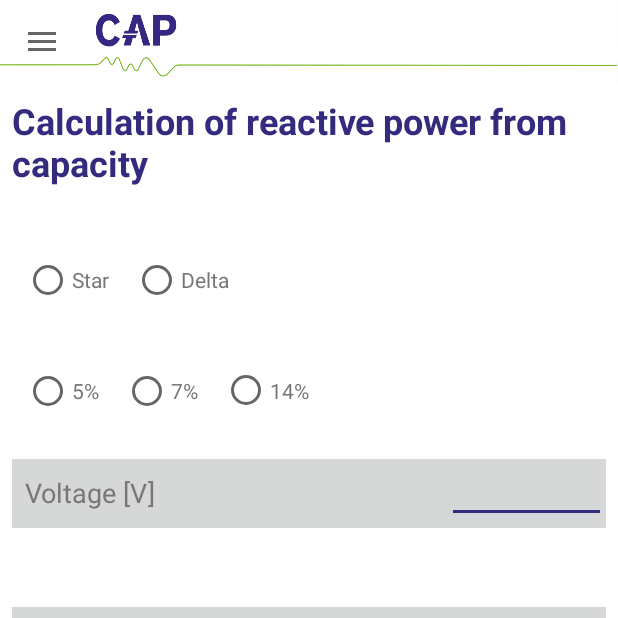
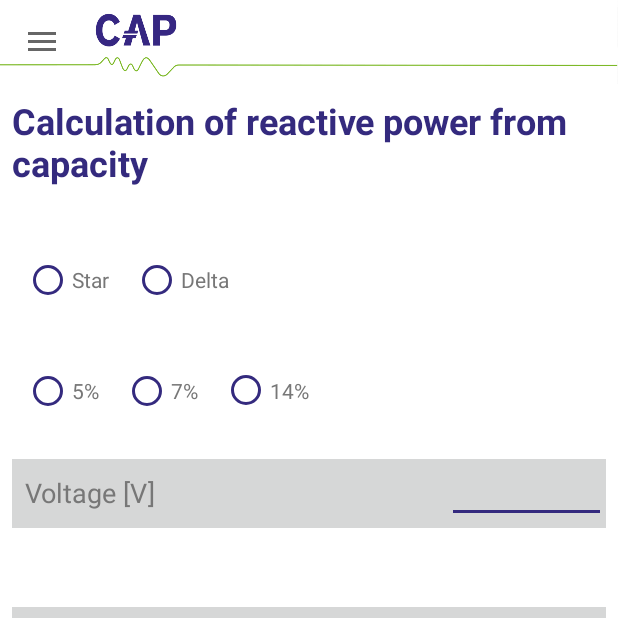
Before and after one commit to paulkemppk/PFCpro, an Android app: the calcQ screen opened directly, with no data from a screen before it, on a phone screen of 412 x 824 dp, the top half of it. Run offline under Robolectric (Android 15) with nearby library versions, the phone set to English and light mode, and no system bars.

Commit message:
PFCPro_1.8

```diff
--- a/app/src/main/res/layout/content_calc_q.xml
+++ b/app/src/main/res/layout/content_calc_q.xml
@@ -284,6 +284,8 @@
             android:layout_marginTop="8dp"
             android:layout_marginEnd="8dp"
             android:layout_marginBottom="8dp"
+            android:backgroundTint="@color/colorPrimaryDark"
+            android:buttonTint="@color/colorPrimaryDark"
             android:text="@string/stern"
             android:textColor="@color/colorFontGrey"
             app:layout_constraintBottom_toBottomOf="parent"
@@ -301,6 +303,8 @@
             android:layout_marginTop="8dp"
             android:layout_marginEnd="8dp"
             android:layout_marginBottom="8dp"
+            android:backgroundTint="@color/colorPrimaryDark"
+            android:buttonTint="@color/colorPrimaryDark"
             android:text="@string/dreieck"
             android:textColor="@color/colorFontGrey"
             app:layout_constraintBottom_toBottomOf="parent"
@@ -338,6 +342,8 @@
             android:layout_marginTop="8dp"
             android:layout_marginEnd="8dp"
             android:layout_marginBottom="8dp"
+            android:backgroundTint="@color/colorPrimaryDark"
+            android:buttonTint="@color/colorPrimaryDark"
             android:text="@string/_5"
             android:textColor="@color/colorFontGrey"
             app:layout_constraintBottom_toBottomOf="parent"
@@ -355,6 +361,8 @@
             android:layout_marginTop="8dp"
             android:layout_marginEnd="8dp"
             android:layout_marginBottom="8dp"
+            android:backgroundTint="@color/colorPrimaryDark"
+            android:buttonTint="@color/colorPrimaryDark"
             android:text="@string/_7"
             android:textColor="@color/colorFontGrey"
             app:layout_constraintBottom_toBottomOf="parent"
@@ -372,6 +380,8 @@
             android:layout_marginTop="8dp"
             android:layout_marginEnd="8dp"
             android:layout_marginBottom="8dp"
+            android:backgroundTint="@color/colorPrimaryDark"
+            android:buttonTint="@color/colorPrimaryDark"
             android:text="@string/_14"
             android:textColor="@color/colorFontGrey"
             app:layout_constraintBottom_toBottomOf="parent"
```
